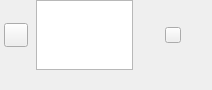
Above: src/MEGASync/stalled_issues/gui/ui/StalledIssueActionTitle.ui from meganz/MEGAsync before the change. Below: the same form after it.
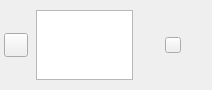
That is the form after the change. Icons and pictures are not drawn. Custom widgets are drawn as their Qt base class.

Commit message: Move to new IconLabel and Tokenizable buttons

Patch:
```diff
--- a/src/MEGASync/stalled_issues/gui/ui/StalledIssueActionTitle.ui
+++ b/src/MEGASync/stalled_issues/gui/ui/StalledIssueActionTitle.ui
@@ -22,12 +22,6 @@
     <height>0</height>
    </size>
   </property>
-  <property name="maximumSize">
-   <size>
-    <width>16777215</width>
-    <height>16777215</height>
-   </size>
-  </property>
   <property name="windowTitle">
    <string notr="true"/>
   </property>
@@ -90,7 +84,7 @@
    <property name="bottomMargin">
     <number>0</number>
    </property>
-   <item>
+   <item alignment="Qt::AlignVCenter">
     <widget class="QWidget" name="backgroundWidget" native="true">
      <property name="sizePolicy">
       <sizepolicy hsizetype="Expanding" vsizetype="Preferred">
@@ -98,6 +92,12 @@
        <verstretch>0</verstretch>
       </sizepolicy>
      </property>
+     <property name="minimumSize">
+      <size>
+       <width>0</width>
+       <height>40</height>
+      </size>
+     </property>
      <layout class="QHBoxLayout" name="horizontalLayout" stretch="1,0">
       <property name="spacing">
        <number>10</number>
@@ -106,15 +106,15 @@
        <number>0</number>
       </property>
       <property name="topMargin">
-       <number>0</number>
+       <number>4</number>
       </property>
       <property name="rightMargin">
        <number>4</number>
       </property>
       <property name="bottomMargin">
-       <number>0</number>
+       <number>4</number>
       </property>
-      <item>
+      <item alignment="Qt::AlignVCenter">
        <widget class="QWidget" name="generalContainer" native="true">
         <property name="sizePolicy">
          <sizepolicy hsizetype="Expanding" vsizetype="Preferred">
@@ -354,7 +354,7 @@
              <number>0</number>
             </property>
             <property name="bottomMargin">
-             <number>4</number>
+             <number>0</number>
             </property>
            </layout>
           </widget>
@@ -389,6 +389,11 @@
   </layout>
  </widget>
  <customwidgets>
+  <customwidget>
+   <class>IconLabel</class>
+   <extends>QToolButton</extends>
+   <header>TokenizableItems/IconLabel.h</header>
+  </customwidget>
   <customwidget>
    <class>WordWrapLabel</class>
    <extends>QTextEdit</extends>
```
Left out of the diff: 25 changed lines with no effect on the pictures. The commit also changes 60 other files.
